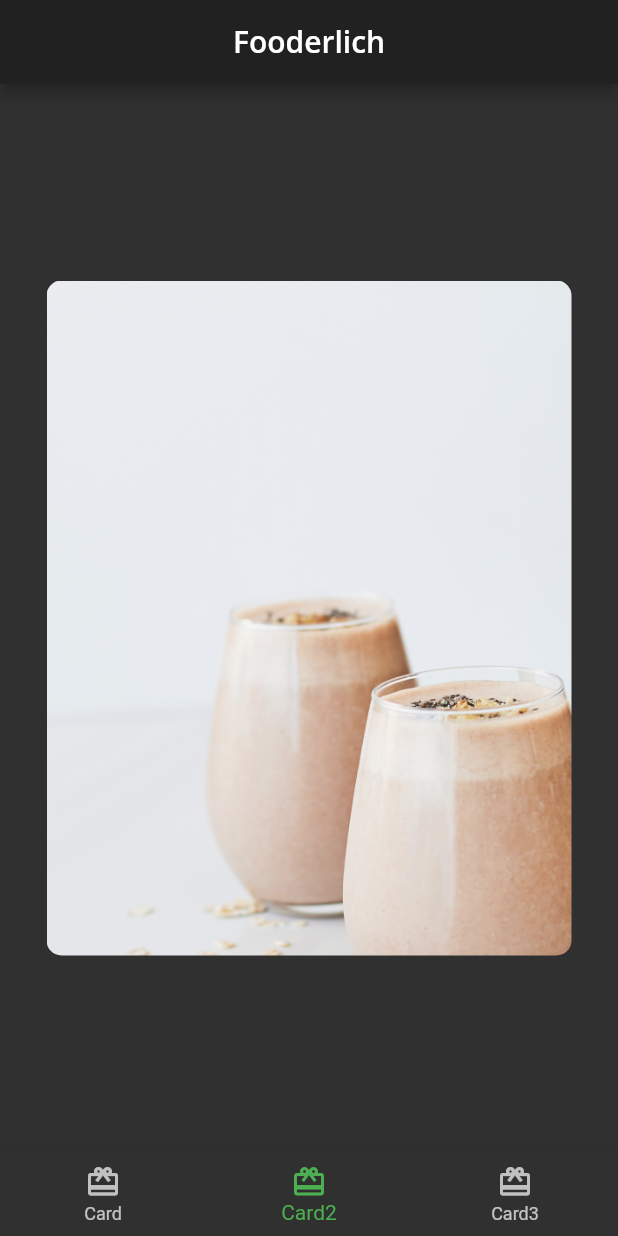
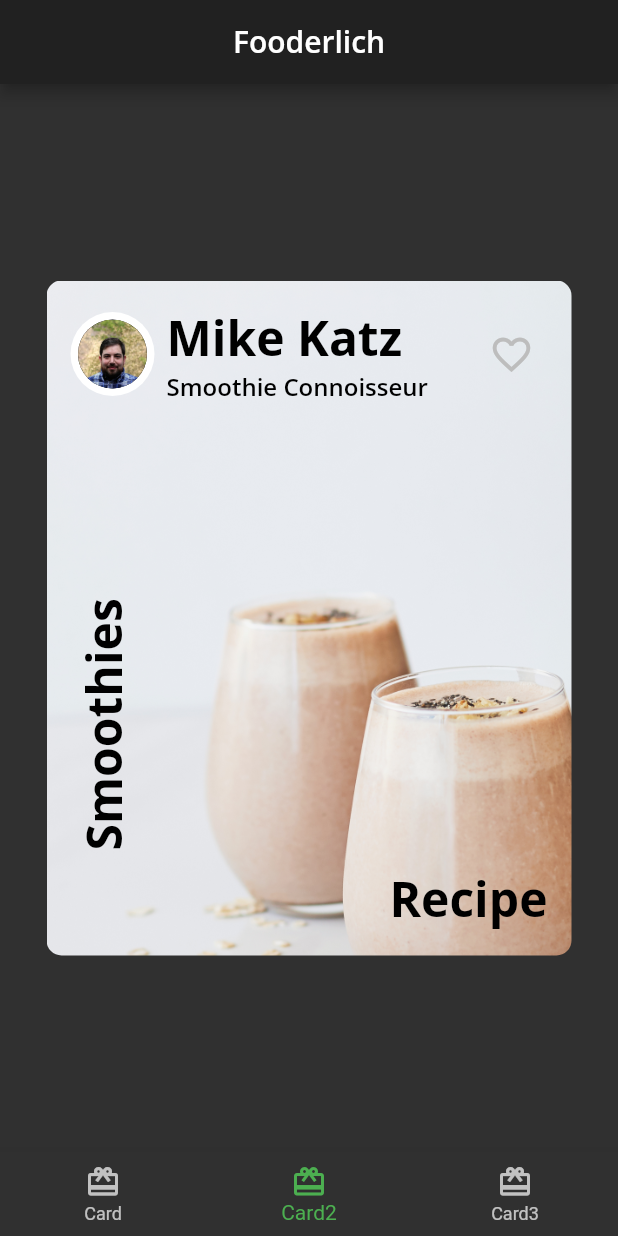
Before and after one commit to kevin2-cyber/Fooderlich, a Flutter app: the screen it shows after launch, item 2 of the bottom bar chosen, on a phone screen of 412 x 824 dp. Run offline on Flutter 3.47's test engine with Material 2 defaults, Android fonts, the phone set to English and light mode, and no system bars; our stand-ins replace google_fonts.

Commit message:
created card2

```diff
--- a/lib/main.dart
+++ b/lib/main.dart
@@ -1,5 +1,5 @@
 import 'package:flutter/material.dart';
-import 'package:recipe_app/FooderlichTheme.dart';
+import 'package:recipe_app/view/FooderlichTheme.dart';
 import 'package:recipe_app/view/screens/welcome_screen.dart';
 
 void main() => runApp(const Fooderlich());
--- /dev/null
+++ b/lib/view/components/author_card.dart
@@ -0,0 +1,64 @@
+import 'package:flutter/material.dart';
+import 'package:recipe_app/view/FooderlichTheme.dart';
+import 'package:recipe_app/view/components/circle_immage.dart';
+
+class AuthorCard extends StatelessWidget {
+  const AuthorCard({
+    Key? key,
+    required this.authorName,
+    required this.title,
+    this.imageProvider,
+  }) : super(key: key);
+
+  final String authorName;
+  final String title;
+  final ImageProvider? imageProvider;
+
+  @override
+  Widget build(BuildContext context) {
+    return Container(
+      padding: const EdgeInsets.all(16.0),
+      child: Row(
+        mainAxisAlignment: MainAxisAlignment.spaceBetween,
+        children: [
+          Row(
+            children: [
+              CircleImage(
+                imageProvider: imageProvider,
+                imageRadius: 28,
+              ),
+              const SizedBox(
+                width: 8,
+              ),
+              Column(
+                crossAxisAlignment: CrossAxisAlignment.start,
+                children: [
+                  Text(
+                    authorName,
+                    style: FooderlichTheme.lightTextTheme.headline1,
+                  ),
+                  Text(
+                    title,
+                    style: FooderlichTheme.lightTextTheme.headline3,
+                  ),
+                ],
+              ),
+            ],
+          ),
+          //TODO: add IconButton
+          IconButton(
+            icon: const Icon(
+              Icons.favorite_border,
+            ),
+            iconSize: 30.0,
+            color: Colors.grey[400],
+            onPressed: (){
+              const snackBar = SnackBar(content: Text('Favorite Pressed'));
+              ScaffoldMessenger.of(context).showSnackBar(snackBar);
+            },
+          ),
+        ],
+      ),
+    );
+  }
+}
--- /dev/null
+++ b/lib/view/components/circle_immage.dart
@@ -0,0 +1,24 @@
+import 'package:flutter/material.dart';
+
+class CircleImage extends StatelessWidget {
+  const CircleImage({
+    Key? key,
+    this.imageProvider,
+    this.imageRadius = 20,
+  }) : super(key: key);
+
+  final double imageRadius;
+  final ImageProvider? imageProvider;
+
+  @override
+  Widget build(BuildContext context) {
+    return CircleAvatar(
+      backgroundColor: Colors.white,
+      radius: imageRadius,
+      child: CircleAvatar(
+        radius: imageRadius - 5,
+        backgroundImage: imageProvider,
+      ),
+    );
+  }
+}
--- a/lib/view/screens/cards/card1.dart
+++ b/lib/view/screens/cards/card1.dart
@@ -1,6 +1,6 @@
 import 'package:flutter/cupertino.dart';
 import 'package:flutter/material.dart';
-import 'package:recipe_app/FooderlichTheme.dart';
+import 'package:recipe_app/view/FooderlichTheme.dart';
 
 
 class Card1 extends StatelessWidget {
--- a/lib/view/screens/cards/card2.dart
+++ b/lib/view/screens/cards/card2.dart
@@ -1,5 +1,7 @@
 import 'package:flutter/material.dart';
+import 'package:recipe_app/view/components/author_card.dart';
 
+import '../../FooderlichTheme.dart';
 
 class Card2 extends StatelessWidget {
   const Card2({Key? key}) : super(key: key);
@@ -7,7 +9,6 @@ class Card2 extends StatelessWidget {
   @override
   Widget build(BuildContext context) {
     return Center(
-      //TODO: Card1 decorate container
       child: Container(
         constraints: const BoxConstraints.expand(
           width: 350,
@@ -21,9 +22,37 @@ class Card2 extends StatelessWidget {
           borderRadius: BorderRadius.all(Radius.circular(10.0)),
         ),
         child: Column(
-          children: const [
-            //TODO: add author information
-            //TODO: add Positioned widget
+          children: [
+            AuthorCard(
+              authorName: 'Mike Katz',
+              title: 'Smoothie Connoisseur',
+              imageProvider: AssetImage('assets/author_katz.jpeg'),
+            ),
+           Expanded(
+             child: Stack(
+               children: [
+                 Positioned(
+                   bottom: 16,
+                   right: 16,
+                   child: Text(
+                     'Recipe',
+                     style: FooderlichTheme.lightTextTheme.headline1,
+                   ),
+                 ),
+                 Positioned(
+                   bottom: 70,
+                   left: 16,
+                   child: RotatedBox(
+                     quarterTurns: 3,
+                     child: Text(
+                       'Smoothies',
+                       style: FooderlichTheme.lightTextTheme.headline1,
+                     ),
+                   ),
+                 ),
+               ],
+             ),
+           ),
           ],
         ),
       ),
--- a/lib/view/screens/cards/card3.dart
+++ b/lib/view/screens/cards/card3.dart
@@ -14,7 +14,7 @@ class Card3 extends StatelessWidget {
     return Center(
       //TODO: Card1 decorate container
       child: Container(
-        color: Colors.greenAccent ,
+        color: Colors.grey.shade700 ,
       ),
     );
   }
--- a/lib/view/screens/welcome_screen.dart
+++ b/lib/view/screens/welcome_screen.dart
@@ -1,5 +1,5 @@
 import 'package:flutter/material.dart';
-import 'package:recipe_app/FooderlichTheme.dart';
+import 'package:recipe_app/view/FooderlichTheme.dart';
 import 'package:recipe_app/view/screens/cards/card1.dart';
 import 'package:recipe_app/view/screens/cards/card2.dart';
 import 'package:recipe_app/view/screens/cards/card3.dart';
```
Also changed, not shown: lib/view/FooderlichTheme.dart (renamed from lib/FooderlichTheme.dart).
